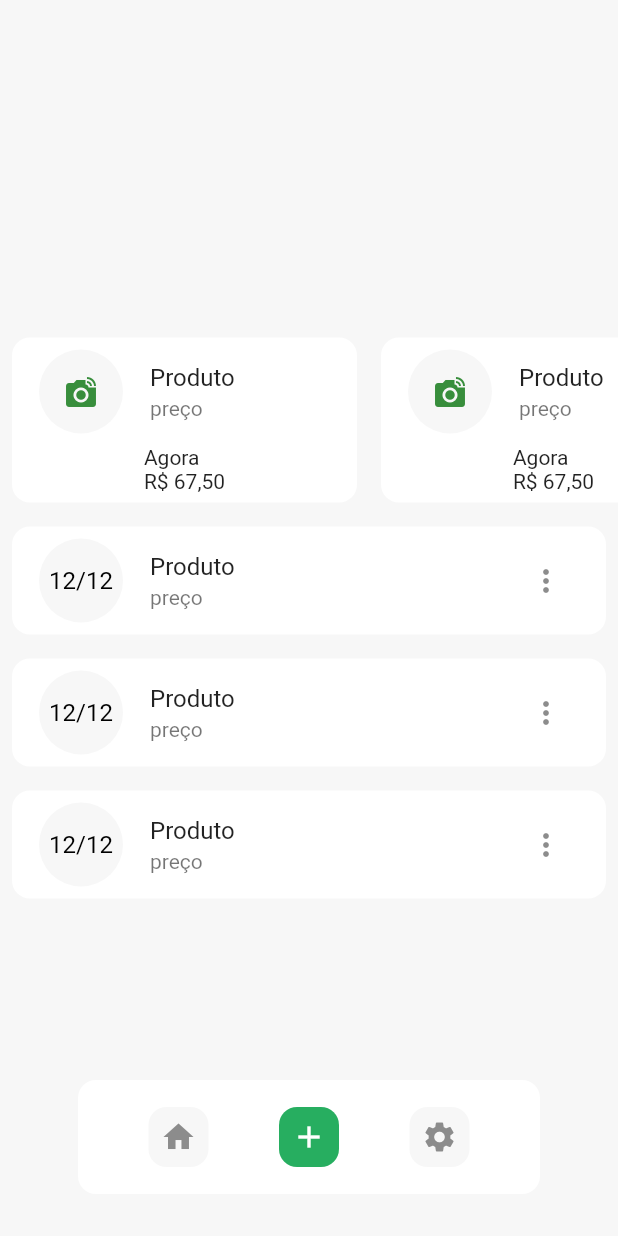
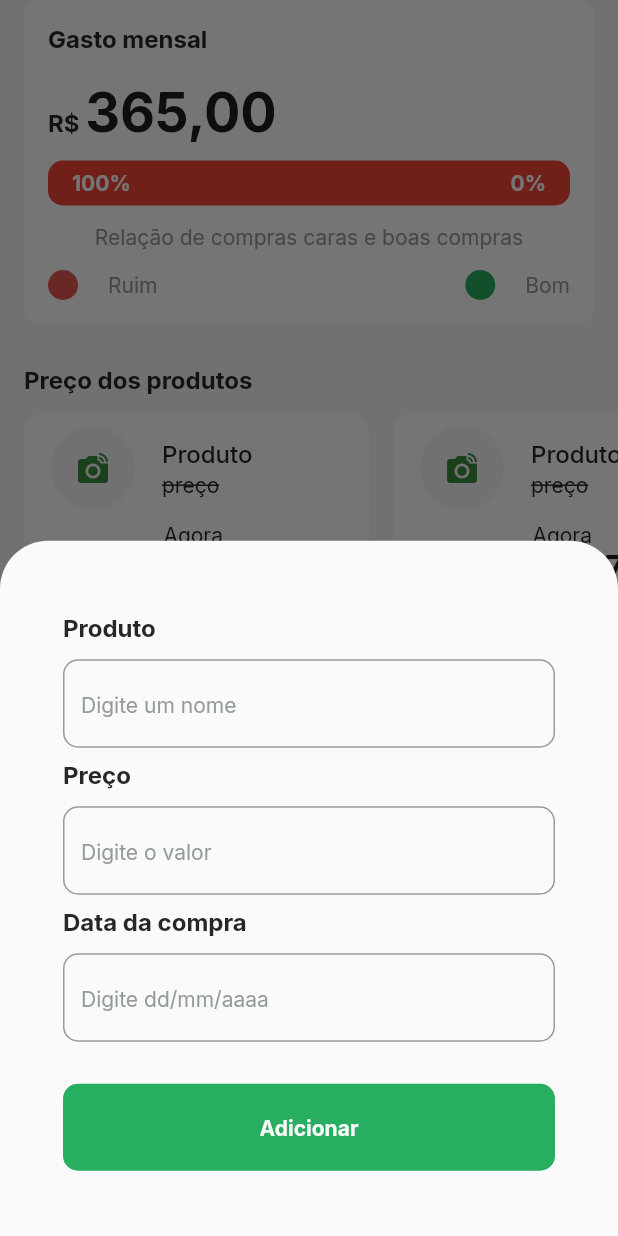
Before and after one commit to pollyyana/Flutter-Race, a Flutter app: the screen it shows after launch, after a tap on the "add" icon, on a phone screen of 412 x 824 dp. Run offline on Flutter 3.47's test engine with Material 2 defaults, Android fonts, the light colour scheme and no system bars; our stand-ins replace google_fonts, supabase, validators; accounts and stored records are empty.

Commit message:
layout_base finalizado

```diff
--- a/lib/main.dart
+++ b/lib/main.dart
@@ -1,9 +1,12 @@
 import 'package:flutter/material.dart';
+import 'package:tacaro/modules/feed/feed_page.dart';
 import 'package:tacaro/modules/home/home_page.dart';
 import 'package:tacaro/modules/login/create_account/create_account.dart';
 import 'package:tacaro/modules/login/login_page.dart';
 import 'package:tacaro/modules/splash/splash_page.dart';
 import 'package:tacaro/shared/models/user_model.dart';
+
+import 'modules/profile/profile_page.dart';
 
 void main() {
   runApp(const AppWidget());
@@ -25,7 +28,11 @@ class AppWidget extends StatelessWidget {
         "/login": (context) => LoginPage(),
         "/login/create_account": (context) => CreateAccountPage(),
         "/home": (context) => HomePage(
-            // user: ModalRoute.of(context)!.settings.arguments as UserModel
+              pages: [
+                FeedPage(),
+                ProfilePage(),
+              ],
+              // user: ModalRoute.of(context)!.settings.arguments as UserModel
             ),
       },
     );
--- /dev/null
+++ b/lib/modules/create/create_bottomsheet.dart
@@ -0,0 +1,42 @@
+import 'package:flutter/material.dart';
+import 'package:tacaro/shared/widgets/button/button.dart';
+import 'package:tacaro/shared/widgets/input_text/input_text.dart';
+
+class CreateBottomsheet extends StatefulWidget {
+  const CreateBottomsheet({Key? key}) : super(key: key);
+
+  @override
+  _CreateBottomsheetState createState() => _CreateBottomsheetState();
+}
+
+class _CreateBottomsheetState extends State<CreateBottomsheet> {
+  @override
+  Widget build(BuildContext context) {
+    return Container(
+      padding: EdgeInsets.symmetric(horizontal: 42, vertical: 16),
+      child: Column(
+        children: [
+          SizedBox(
+            height: 32,
+          ),
+          InputText(label: "Produto", hint: "Digite um nome"),
+          SizedBox(
+            height: 8,
+          ),
+          InputText(label: "Preço", hint: "Digite o valor"),
+          SizedBox(
+            height: 8,
+          ),
+          InputText(label: "Data da compra", hint: "Digite dd/mm/aaaa"),
+          SizedBox(
+            height: 8,
+          ),
+          SizedBox(
+            height: 20,
+          ),
+          Button(label: "Adicionar", onTap: () {})
+        ],
+      ),
+    );
+  }
+}
--- /dev/null
+++ b/lib/modules/feed/feed_page.dart
@@ -0,0 +1,72 @@
+import 'package:flutter/material.dart';
+import 'package:tacaro/shared/theme/app_text.dart';
+import 'package:tacaro/shared/widgets/card_chart/card_chart.dart';
+import 'package:tacaro/shared/widgets/card_product/card_product.dart';
+import 'package:tacaro/shared/widgets/list_tile/app_list_tile.dart';
+
+class FeedPage extends StatelessWidget {
+  const FeedPage({Key? key}) : super(key: key);
+
+  @override
+  Widget build(BuildContext context) {
+    return SafeArea(
+      top: true,
+      bottom: false,
+      child: SingleChildScrollView(
+        child: Column(
+          mainAxisAlignment: MainAxisAlignment.center,
+          crossAxisAlignment: CrossAxisAlignment.start,
+          children: [
+            Padding(
+              padding: const EdgeInsets.symmetric(horizontal: 16),
+              child: Column(
+                crossAxisAlignment: CrossAxisAlignment.start,
+                children: [
+                  CardChart(
+                    value: 365.00,
+                    percent: 1,
+                  ),
+                  SizedBox(
+                    height: 27,
+                  ),
+                  Text("Preço dos produtos").label,
+                  SizedBox(
+                    height: 14,
+                  ),
+                ],
+              ),
+            ),
+            SizedBox(
+              height: 126,
+              width: MediaQuery.of(context).size.width,
+              child: ListView.builder(
+                scrollDirection: Axis.horizontal,
+                itemBuilder: (context, index) => CardProduct(
+                  like: index % 2 == 0,
+                ),
+              ),
+            ),
+            SizedBox(
+              height: 27,
+            ),
+            Padding(
+              padding: const EdgeInsets.symmetric(horizontal: 16),
+              child: Column(
+                crossAxisAlignment: CrossAxisAlignment.start,
+                children: [
+                  Text("Suas últimas compras").label,
+                  SizedBox(
+                    height: 14,
+                  ),
+                  AppListTile(),
+                  AppListTile(),
+                  AppListTile(),
+                ],
+              ),
+            ),
+          ],
+        ),
+      ),
+    );
+  }
+}
--- a/lib/modules/home/home_page.dart
+++ b/lib/modules/home/home_page.dart
@@ -1,16 +1,18 @@
 import 'package:flutter/material.dart';
+import 'package:tacaro/modules/create/create_bottomsheet.dart';
+
+import 'package:tacaro/modules/feed/feed_page.dart';
 import 'package:tacaro/shared/theme/app_theme.dart';
 import 'package:tacaro/shared/widgets/bottom_navigator/app_bottom_navigator.dart';
-import 'package:tacaro/shared/widgets/card_product/card_product.dart';
-import 'package:tacaro/shared/widgets/list_tile/app_list_tile.dart';
 
 //import 'package:tacaro/shared/models/user_model.dart';
 
 class HomePage extends StatefulWidget {
+  final List<Widget> pages;
   //final UserModel user;
   const HomePage({
     Key? key,
-    // required this.user,
+    required this.pages,
   }) : super(key: key);
 
   @override
@@ -20,32 +22,28 @@ class HomePage extends StatefulWidget {
 class _HomePageState extends State<HomePage> {
   var currentIndex = 0;
   void changeIndex(int index) {
-    currentIndex = index;
-    setState(() {});
+    if (index == 3) {
+      showModalBottomSheet(
+          shape: RoundedRectangleBorder(
+              borderRadius: BorderRadius.only(
+                  topLeft: Radius.circular(32), topRight: Radius.circular(32))),
+          context: context,
+          builder: (context) => CreateBottomsheet());
+    } else {
+      currentIndex = index;
+      setState(() {});
+    }
   }
 
   @override
   Widget build(BuildContext context) {
     return Scaffold(
-        backgroundColor: AppTheme.colors.background,
-        body: Stack(
+      backgroundColor: AppTheme.colors.background,
+      body: SizedBox(
+        height: MediaQuery.of(context).size.height,
+        child: Stack(
           children: [
-            Column(
-              mainAxisAlignment: MainAxisAlignment.center,
-              children: [
-                SizedBox(
-                  height: 126,
-                  width: MediaQuery.of(context).size.width,
-                  child: ListView.builder(
-                    scrollDirection: Axis.horizontal,
-                    itemBuilder: (context, index) => CardProduct(),
-                  ),
-                ),
-                AppListTile(),
-                AppListTile(),
-                AppListTile(),
-              ],
-            ),
+            widget.pages[currentIndex],
             Positioned(
               bottom: 14,
               left: 26,
@@ -56,6 +54,8 @@ class _HomePageState extends State<HomePage> {
               ),
             ),
           ],
-        ));
+        ),
+      ),
+    );
   }
 }
--- /dev/null
+++ b/lib/modules/profile/profile_page.dart
@@ -0,0 +1,43 @@
+import 'package:flutter/material.dart';
+import 'package:tacaro/shared/theme/app_theme.dart';
+
+class ProfilePage extends StatefulWidget {
+  const ProfilePage({Key? key}) : super(key: key);
+
+  @override
+  _ProfilePageState createState() => _ProfilePageState();
+}
+
+class _ProfilePageState extends State<ProfilePage> {
+  @override
+  Widget build(BuildContext context) {
+    return SafeArea(
+      child: Padding(
+        padding: const EdgeInsets.symmetric(horizontal: 16.0),
+        child: Column(
+          crossAxisAlignment: CrossAxisAlignment.start,
+          children: [
+            Text(
+              "Perfil",
+              style: AppTheme.textStyles.title.copyWith(fontSize: 36),
+            ),
+            SizedBox(height: 100),
+            Container(
+              decoration: BoxDecoration(
+                color: AppTheme.colors.textEnabled,
+                borderRadius: BorderRadius.circular(10),
+              ),
+              child: ListTile(
+                onTap: () {
+                  Navigator.pushReplacementNamed(context, "/login");
+                },
+                title: Text("Sair do aplicativo",
+                    style: AppTheme.textStyles.titleListTile),
+              ),
+            ),
+          ],
+        ),
+      ),
+    );
+  }
+}
--- a/lib/shared/theme/app_text_styles.dart
+++ b/lib/shared/theme/app_text_styles.dart
@@ -6,11 +6,14 @@ abstract class IAppTextStyles {
   TextStyle get title;
   TextStyle get subtitle;
   TextStyle get label;
+  TextStyle get titleListTile;
+  TextStyle get subtitleListTile;
   TextStyle get input;
   TextStyle get hint;
   TextStyle get buttonBackgroundColor;
   TextStyle get buttonBoldTextColor;
   TextStyle get buttonTextColor;
+  TextStyle get chart;
 }
 
 class AppTextStyles implements IAppTextStyles {
@@ -55,16 +58,39 @@ class AppTextStyles implements IAppTextStyles {
         color: AppTheme.colors.textColor,
         fontWeight: FontWeight.bold,
       );
+
+  @override
+  TextStyle get subtitle => GoogleFonts.inter(
+        fontSize: 14,
+        color: AppTheme.colors.subtitle,
+        fontWeight: FontWeight.normal,
+      );
+
   @override
   TextStyle get title => GoogleFonts.inter(
         fontSize: 22,
         color: AppTheme.colors.title,
         fontWeight: FontWeight.bold,
       );
+
   @override
-  TextStyle get subtitle => GoogleFonts.inter(
+  TextStyle get titleListTile => GoogleFonts.inter(
+        fontSize: 16,
+        color: AppTheme.colors.textColor,
+        fontWeight: FontWeight.w500,
+      );
+
+  @override
+  TextStyle get subtitleListTile => GoogleFonts.inter(
         fontSize: 14,
-        color: AppTheme.colors.subtitle,
+        color: AppTheme.colors.textColor,
         fontWeight: FontWeight.normal,
       );
+
+  @override
+  TextStyle get chart => GoogleFonts.inter(
+        fontSize: 14,
+        color: AppTheme.colors.textEnabled,
+        fontWeight: FontWeight.bold,
+      );
 }
--- a/lib/shared/widgets/bottom_navigator/app_bottom_navigator.dart
+++ b/lib/shared/widgets/bottom_navigator/app_bottom_navigator.dart
@@ -34,16 +34,16 @@ class AppBottomNavigator extends StatelessWidget {
               IconBottomNavigator(
                 icon: Icons.add,
                 onTap: () {
-                  onChanged(1);
+                  onChanged(3);
                 },
-                enabled: currentIndex == 1,
+                enabled: false,
               ),
               IconBottomNavigator(
                 icon: Icons.settings,
                 onTap: () {
-                  onChanged(2);
+                  onChanged(1);
                 },
-                enabled: currentIndex == 2,
+                enabled: currentIndex == 1,
               ),
             ],
           ),
--- /dev/null
+++ b/lib/shared/widgets/card_chart/card_chart.dart
@@ -0,0 +1,49 @@
+import 'package:flutter/material.dart';
+import 'package:tacaro/shared/theme/app_theme.dart';
+import 'package:tacaro/shared/widgets/chart_horizontal/chart_horizontal.dart';
+
+class CardChart extends StatelessWidget {
+  final double value;
+  final double percent;
+  const CardChart({
+    Key? key,
+    required this.value,
+    required this.percent,
+  }) : super(key: key);
+
+  @override
+  Widget build(BuildContext context) {
+    return Container(
+      width: double.maxFinite,
+      height: 216,
+      decoration: BoxDecoration(
+          color: AppTheme.colors.textEnabled,
+          borderRadius: BorderRadius.circular(10)),
+      child: Padding(
+        padding: const EdgeInsets.all(16.0),
+        child: Column(
+          crossAxisAlignment: CrossAxisAlignment.start,
+          children: [
+            Text("Gasto mensal").label,
+            SizedBox(
+              height: 18,
+            ),
+            Text.rich(TextSpan(
+                text: "R\$ ",
+                style: AppTheme.textStyles.label,
+                children: [
+                  TextSpan(
+                    text: value.toStringAsFixed(2).replaceAll(".", ","),
+                    style: AppTheme.textStyles.title.copyWith(fontSize: 36),
+                  )
+                ])),
+            SizedBox(
+              height: 10,
+            ),
+            ChartHorizontal(percent: percent)
+          ],
+        ),
+      ),
+    );
+  }
+}
--- a/lib/shared/widgets/card_product/card_product.dart
+++ b/lib/shared/widgets/card_product/card_product.dart
@@ -1,19 +1,23 @@
 import 'package:flutter/material.dart';
+
 import 'package:tacaro/shared/theme/app_theme.dart';
 
 class CardProduct extends StatelessWidget {
-  const CardProduct({Key? key}) : super(key: key);
+  final bool like;
+  const CardProduct({
+    Key? key,
+    required this.like,
+  }) : super(key: key);
 
   @override
   Widget build(BuildContext context) {
     return Padding(
-      padding: const EdgeInsets.all(8.0),
+      padding: const EdgeInsets.only(left: 16),
       child: Container(
         width: 230,
         decoration: BoxDecoration(
-          color: AppTheme.colors.textEnabled,
-          borderRadius: BorderRadius.circular(12),
-        ),
+            color: AppTheme.colors.textEnabled,
+            borderRadius: BorderRadius.circular(12)),
         child: Column(
           children: [
             ListTile(
@@ -22,16 +26,28 @@ class CardProduct extends StatelessWidget {
                 radius: 30,
                 child: Icon(Icons.linked_camera),
               ),
-              title: Text("Produto"),
-              subtitle: Text("preço"),
+              title: Text(
+                "Produto",
+                style: AppTheme.textStyles.titleListTile,
+              ),
+              subtitle: Text(
+                "preço",
+                style: AppTheme.textStyles.subtitleListTile
+                    .copyWith(decoration: TextDecoration.lineThrough),
+              ),
             ),
-            Text.rich(
-              TextSpan(text: "Agora\n", children: [
+            Padding(
+              padding: const EdgeInsets.only(left: 50),
+              child: Text.rich(
                 TextSpan(
-                  text: "R\$ 67,50",
-                ),
-              ]),
-            ),
+                    text: "Agora\n",
+                    style: AppTheme.textStyles.subtitleListTile,
+                    children: [
+                      TextSpan(
+                          text: "R\$ 67,50", style: AppTheme.textStyles.title),
+                    ]),
+              ),
+            )
           ],
         ),
       ),
--- /dev/null
+++ b/lib/shared/widgets/chart_horizontal/chart_horizontal.dart
@@ -0,0 +1,95 @@
+import 'package:flutter/material.dart';
+import 'package:tacaro/shared/theme/app_theme.dart';
+
+class ChartHorizontal extends StatelessWidget {
+  const ChartHorizontal({
+    Key? key,
+    required this.percent,
+  }) : super(key: key);
+
+  final double percent;
+
+  @override
+  Widget build(BuildContext context) {
+    return Column(
+      children: [
+        Container(
+          width: double.maxFinite,
+          height: 30,
+          decoration: BoxDecoration(
+              borderRadius: BorderRadius.circular(10),
+              gradient: LinearGradient(colors: [
+                Colors.red,
+                Colors.green
+              ], stops: [
+                percent,
+                0.0,
+              ])),
+          child: Padding(
+            padding: const EdgeInsets.symmetric(horizontal: 16),
+            child: Row(
+              mainAxisAlignment: MainAxisAlignment.spaceBetween,
+              children: [
+                if (percent > 0 && percent <= 1)
+                  Text(
+                    "${(percent * 100).ceil()}%",
+                    style: AppTheme.textStyles.chart,
+                  ),
+                if (percent >= 0 && percent <= 1)
+                  Text(
+                    "${((1 - percent) * 100).ceil()}%",
+                    style: AppTheme.textStyles.chart,
+                  )
+              ],
+            ),
+          ),
+        ),
+        SizedBox(
+          height: 12,
+        ),
+        Text(
+          "Relação de compras caras e boas compras",
+          style: AppTheme.textStyles.hint,
+        ),
+        SizedBox(
+          height: 14,
+        ),
+        Row(
+          mainAxisAlignment: MainAxisAlignment.spaceBetween,
+          children: [
+            Row(
+              children: [
+                CircleAvatar(
+                  radius: 10,
+                  backgroundColor: AppTheme.colors.badColor,
+                ),
+                SizedBox(
+                  width: 20,
+                ),
+                Text(
+                  "Ruim",
+                  style: AppTheme.textStyles.hint,
+                ),
+              ],
+            ),
+            Row(
+              children: [
+                CircleAvatar(
+                  radius: 10,
+                  backgroundColor: AppTheme.colors.primary,
+                ),
+                SizedBox(
+                  width: 20,
+                ),
+                Text(
+                  "Bom",
+                  style: AppTheme.textStyles.hint,
+                ),
+              ],
+            )
+          ],
+        )
+      ],
+    );
+  }
+}
--- a/lib/shared/widgets/list_tile/app_list_tile.dart
+++ b/lib/shared/widgets/list_tile/app_list_tile.dart
@@ -9,31 +9,32 @@ class AppListTile extends StatelessWidget {
   @override
   Widget build(BuildContext context) {
     return Padding(
-      padding: const EdgeInsets.all(8.0),
+      padding: const EdgeInsets.only(bottom: 16.0),
       child: Container(
         decoration: BoxDecoration(
-          color: AppTheme.colors.textEnabled,
-          borderRadius: BorderRadius.circular(12),
-        ),
+            color: AppTheme.colors.textEnabled,
+            borderRadius: BorderRadius.circular(12)),
         child: ListTile(
           leading: CircleAvatar(
             backgroundColor: AppTheme.colors.background,
             radius: 30,
             child: Text(
               "12/12",
-              style: TextStyle(color: Colors.black),
+              style: AppTheme.textStyles.label,
             ),
           ),
-          title: Text("Produto"),
-          subtitle: Text("preço"),
+          title: Text(
+            "Produto",
+            style: AppTheme.textStyles.titleListTile,
+          ),
+          subtitle: Text(
+            "preço",
+            style: AppTheme.textStyles.subtitleListTile,
+          ),
           trailing: PopupMenuButton(
             itemBuilder: (context) => [
-              PopupMenuItem(
-                child: Text("Editar"),
-              ),
-              PopupMenuItem(
-                child: Text("Excluir"),
-              ),
+              PopupMenuItem(child: Text("Editar")),
+              PopupMenuItem(child: Text("Excluir"))
             ],
           ),
         ),
--- a/pubspec.yaml
+++ b/pubspec.yaml
@@ -37,6 +37,8 @@ dependencies:
   google_fonts: ^2.1.0
   validators: ^3.0.0
   supabase: ^0.2.10
+  font_awesome_flutter: ^9.2.0
+  flutter_multi_formatter: ^2.4.4
 
 dev_dependencies:
   flutter_test:
```
Also changed, not shown: pubspec.lock.
